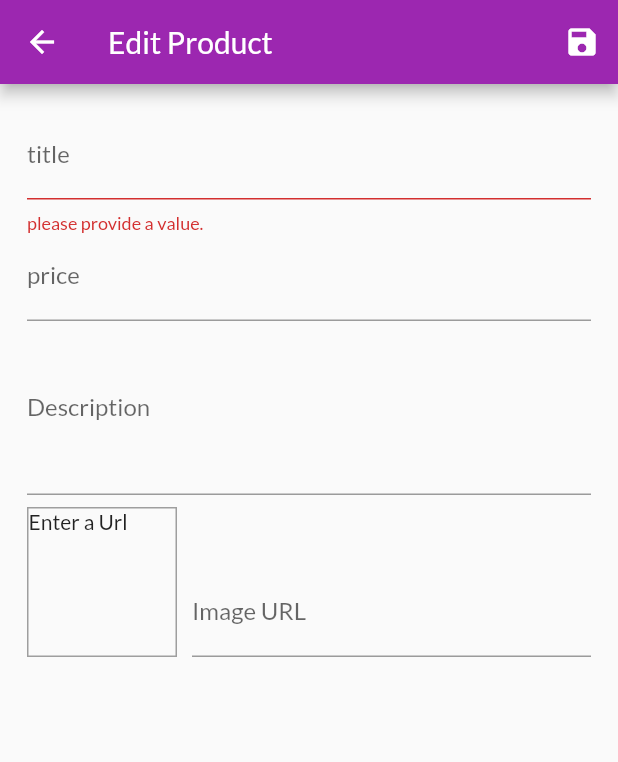
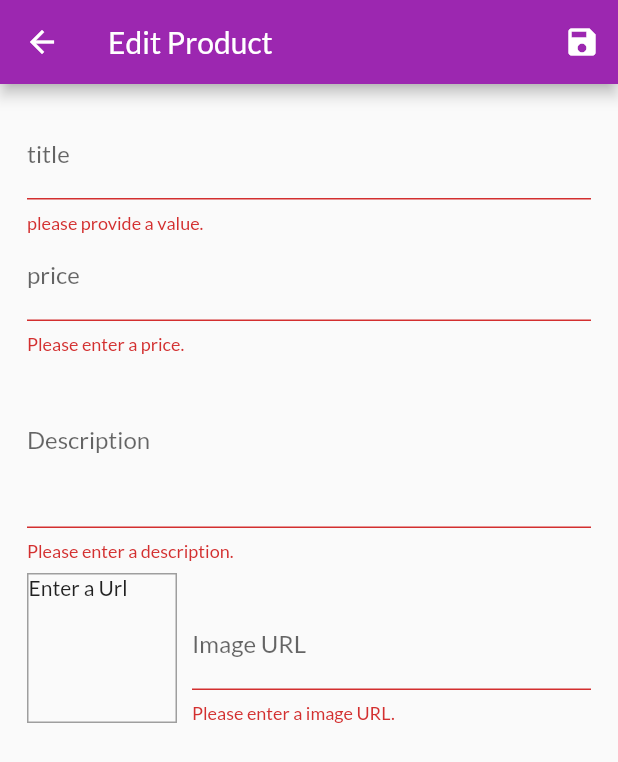
Before and after one commit to satyendrasingh8/shopApp, a Flutter app: the EditProductScreen screen opened by its route, after a tap on the "save" icon, on a phone screen of 412 x 824 dp. Shown: the top 762 px of the screen. Run offline on Flutter 3.47's test engine with Material 2 defaults, Android fonts, the phone set to English and light mode, and no system bars; network calls fail.

Commit message:
complete user edit and delete page

```diff
--- a/lib/screens/edit_products_screen.dart
+++ b/lib/screens/edit_products_screen.dart
@@ -1,5 +1,8 @@
+
 import 'package:flutter/material.dart';
+import 'package:provider/provider.dart';
 import 'package:shopApp/models/providers/product.dart';
+import 'package:shopApp/models/providers/products.dart';
 
 class EditProductScreen extends StatefulWidget {
   static const routeName = '/edit-product';
@@ -15,15 +18,50 @@ class _EditProductScreenState extends State<EditProductScreen> {
   final _form = GlobalKey<FormState>();
   var _editedProduct =
       Product(id: null, title: '', price: 0, description: '', imageUrl: '');
-
+  var _initValues = {
+    'title': '',
+    'description': '',
+    'price': '',
+    'imageUrl': ''
+  };
+var _isInt = true;
   @override
   void initState() {
     _imageUrlFocusNode.addListener(_updateImageUrl);
     super.initState();
   }
 
+  @override
+  void didChangeDependencies() {
+    if (_isInt) {
+      final productId = ModalRoute.of(context).settings.arguments as String;
+      if (productId != null) {
+        _editedProduct =
+            Provider.of<Products>(context, listen: false).findById(productId);
+        _initValues = {
+          'title': _editedProduct.title,
+          'description': _editedProduct.description,
+          'price': _editedProduct.price.toString(),
+          'imageUrl': ''
+        };
+        _imageUrlController.text = _editedProduct.imageUrl;
+      }
+    }
+    _isInt = false;
+    super.didChangeDependencies();
+  }
+
   void _updateImageUrl() {
     if (!_imageUrlFocusNode.hasFocus) {
+      if (_imageUrlController.text.isEmpty ||
+          (!_imageUrlController.text.startsWith('http') &&
+              !_imageUrlController.text.startsWith('https')) ||
+          (!_imageUrlController.text.endsWith('.png') &&
+              !_imageUrlController.text.endsWith('.jpg') &&
+              !_imageUrlController.text.endsWith('.jpeg'))) {
+        return;
+      }
+
       setState(() {});
     }
   }
@@ -34,10 +72,13 @@ class _EditProductScreenState extends State<EditProductScreen> {
       return;
     }
     _form.currentState.save();
-    print(_editedProduct.title);
-    print(_editedProduct.description);
-    print(_editedProduct.price);
-    print(_editedProduct.imageUrl);
+    if(_editedProduct.id != null){
+   Provider.of<Products>(context, listen: false).updateProduct(_editedProduct.id, _editedProduct);
+    }else{
+ Provider.of<Products>(context, listen: false).addProduct(_editedProduct);
+    }
+
+    Navigator.of(context).pop();
   }
 
   @override
@@ -70,6 +111,7 @@ class _EditProductScreenState extends State<EditProductScreen> {
             child: ListView(
               children: [
                 TextFormField(
+                  initialValue: _initValues['title'],
                   decoration: InputDecoration(labelText: 'title'),
                   textInputAction: TextInputAction.next,
                   onFieldSubmitted: (_) {
@@ -87,10 +129,12 @@ class _EditProductScreenState extends State<EditProductScreen> {
                         price: _editedProduct.price,
                         description: _editedProduct.description,
                         imageUrl: _editedProduct.imageUrl,
-                        id: null);
+                          id: _editedProduct.id,
+                        isFavourite: _editedProduct.isFavourite);
                   },
                 ),
                 TextFormField(
+                     initialValue: _initValues['price'],
                   decoration: InputDecoration(labelText: 'price'),
                   textInputAction: TextInputAction.next,
                   keyboardType: TextInputType.number,
@@ -98,27 +142,52 @@ class _EditProductScreenState extends State<EditProductScreen> {
                   onFieldSubmitted: (_) {
                     FocusScope.of(context).requestFocus(_descriptionFocusNode);
                   },
+                  validator: (value) {
+                    if (value.isEmpty) {
+                      return 'Please enter a price.';
+                    }
+                    if (double.tryParse(value) == null) {
+                      return 'Please enter a valid number.';
+                    }
+                    if (double.parse(value) <= 0) {
+                      return 'Please enter a number greater than zero';
+                    }
+                    return null;
+                  },
                   onSaved: (value) {
                     _editedProduct = Product(
                         title: _editedProduct.title,
                         price: double.parse(value),
                         description: _editedProduct.description,
                         imageUrl: _editedProduct.imageUrl,
-                        id: null);
+                        id: _editedProduct.id,
+                        isFavourite: _editedProduct.isFavourite
+                        );
                   },
                 ),
                 TextFormField(
+                     initialValue: _initValues['description'],
                   decoration: InputDecoration(labelText: 'Description'),
                   maxLines: 4,
                   keyboardType: TextInputType.multiline,
                   focusNode: _descriptionFocusNode,
+                  validator: (value) {
+                    if (value.isEmpty) {
+                      return 'Please enter a description.';
+                    }
+                    if (value.length < 10) {
+                      return 'Should be atleast 10 characters long.';
+                    }
+                    return null;
+                  },
                   onSaved: (value) {
                     _editedProduct = Product(
                         title: _editedProduct.title,
                         price: _editedProduct.price,
                         description: value,
                         imageUrl: _editedProduct.imageUrl,
-                        id: null);
+                         id: _editedProduct.id,
+                        isFavourite: _editedProduct.isFavourite);
                   },
                 ),
                 Row(
@@ -151,13 +220,29 @@ class _EditProductScreenState extends State<EditProductScreen> {
                         onFieldSubmitted: (_) {
                           _saveForm();
                         },
+                        validator: (value) {
+                          if (value.isEmpty) {
+                            return 'Please enter a image URL. ';
+                          }
+                          if (!value.startsWith('http') &&
+                              !value.startsWith('https')) {
+                            return 'Please enter a valid URL';
+                          }
+                          if (!value.endsWith('.png') &&
+                              !value.endsWith('.jpg') &&
+                              !value.endsWith('.jpeg')) {
+                            return 'Please enter a valid URL.';
+                          }
+                          return null;
+                        },
                         onSaved: (value) {
                           _editedProduct = Product(
                               title: _editedProduct.title,
                               price: _editedProduct.price,
                               description: _editedProduct.description,
                               imageUrl: value,
-                              id: null);
+                               id: _editedProduct.id,
+                        isFavourite: _editedProduct.isFavourite);
                         },
                       ),
                     ),
```
Also changed, not shown: lib/models/providers/products.dart (+21 -2 lines), lib/screens/user_products_screen.dart (+5 -2 lines), lib/widgets/user_product_item.dart (+26 -9 lines).
